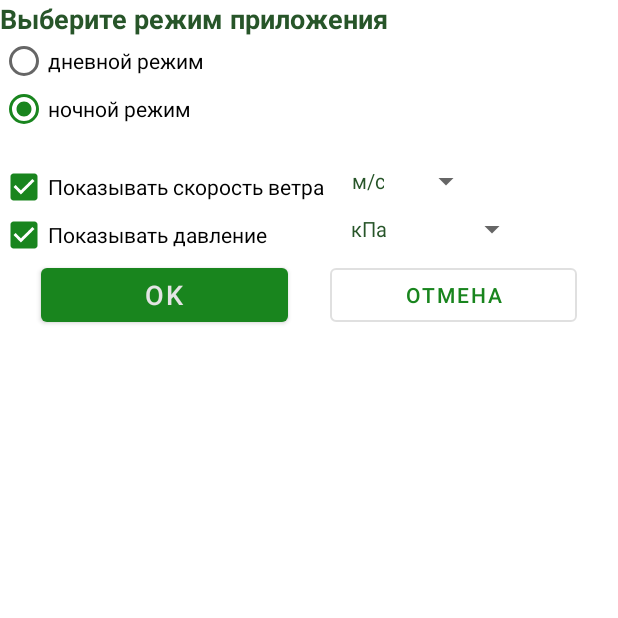
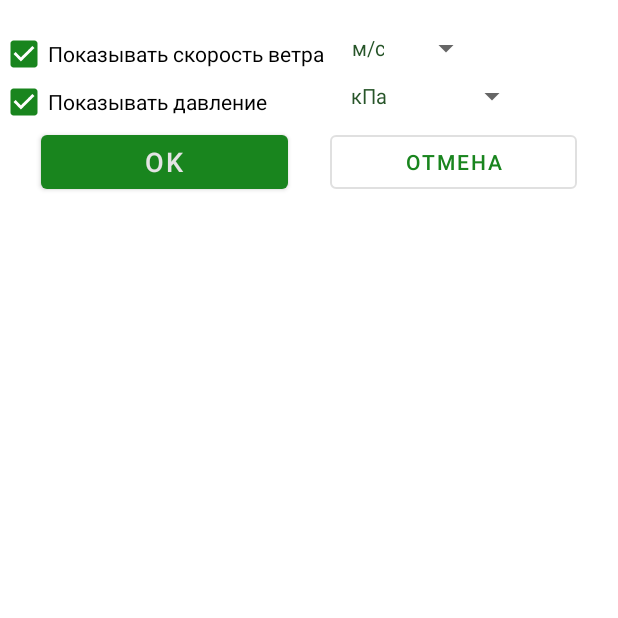
Before and after one commit to DmitryPisarevskiy/AboveZero, an Android app: the SettingsActivity screen opened directly, with no data from a screen before it, on a phone screen of 412 x 824 dp, the top half of it. Run offline under Robolectric (Android 15) with nearby library versions, the light colour scheme and no system bars.

Commit message:
hw8 - advanced

```diff
--- a/app/src/main/java/com/dmitry/pisarevskiy/abovezero/HistoryActivity.java
+++ b/app/src/main/java/com/dmitry/pisarevskiy/abovezero/HistoryActivity.java
@@ -16,7 +16,6 @@ import com.dmitry.pisarevskiy.abovezero.database.RequestDao;
 import com.dmitry.pisarevskiy.abovezero.database.RequestSource;
 
 public class HistoryActivity extends AppCompatActivity {
-    private final SingleTon singleTon = SingleTon.getInstance();
     private RVAdapterHistory rvAdapterHistory;
     private RecyclerView rvHistory;
     private RequestSource requestSource;
--- a/app/src/main/java/com/dmitry/pisarevskiy/abovezero/SettingsActivity.java
+++ b/app/src/main/java/com/dmitry/pisarevskiy/abovezero/SettingsActivity.java
@@ -15,13 +15,14 @@ import android.widget.RadioGroup;
 import android.widget.Spinner;
 import android.widget.TextView;
 import android.widget.Toast;
+
 import com.google.android.material.snackbar.Snackbar;
 
 import androidx.annotation.NonNull;
 
 
 public class SettingsActivity extends Activity {
-    public static boolean ok=false;
+    public static boolean ok = false;
 
     @Override
     protected void onCreate(Bundle savedInstanceState) {
@@ -29,14 +30,25 @@ public class SettingsActivity extends Activity {
         setContentView(R.layout.activity_settings);
         Button btnOk = findViewById(R.id.btnOk);
         Button btnCancel = findViewById(R.id.btnCancel);
-        final CheckBox showWindSpeed = findViewById(R.id.cbShowWindSpeed);
-        final CheckBox showPressure = findViewById(R.id.cbShowPressure);
-        final Spinner windUnit = findViewById(R.id.spWindUnit);
-        final Spinner pressureUnit = findViewById(R.id.spPressureUnit);
-        final RadioGroup rgMode = findViewById(R.id.rgMode);
-        final RadioButton rbNightMode = findViewById(R.id.radioButton2);
-        final SingleTon settings = SingleTon.getInstance();
-
+        // привязка View
+        final CheckBox cbShowWindSpeed = findViewById(R.id.cbShowWindSpeed);
+        final CheckBox cbShowPressure = findViewById(R.id.cbShowPressure);
+        final Spinner spWindUnit = findViewById(R.id.spWindUnit);
+        final Spinner spPressureUnit = findViewById(R.id.spPressureUnit);
+        // инициализация значений
+        cbShowWindSpeed.setChecked(MainActivity.showWind);
+        cbShowPressure.setChecked(MainActivity.showPressure);
+        if (MainActivity.windUnit.equals("м/с")) {
+            spWindUnit.setSelection(0);
+        } else {
+            spWindUnit.setSelection(1);
+        }
+        if (MainActivity.pressureUnit.equals("кПа")) {
+            spPressureUnit.setSelection(0);
+        } else {
+            spPressureUnit.setSelection(1);
+        }
+        // установка слушателей
         btnOk.setOnClickListener(new View.OnClickListener() {
             @Override
             public void onClick(View v) {
@@ -48,10 +60,10 @@ public class SettingsActivity extends Activity {
                             @Override
                             public void onClick(DialogInterface dialog, int which) {
                                 Intent intent = new Intent();
-                                intent.putExtra(MainActivity.PRESSURE_SHOW_TAG, showPressure.isChecked());
-                                intent.putExtra(MainActivity.WIND_SHOW_TAG, showWindSpeed.isChecked());
-                                intent.putExtra(MainActivity.WIND_UNIT_TAG, String.valueOf(windUnit.getSelectedItem()));
-                                intent.putExtra(MainActivity.PRESSURE_UNIT_TAG, String.valueOf(pressureUnit.getSelectedItem()));
+                                intent.putExtra(MainActivity.PRESSURE_SHOW_TAG, cbShowPressure.isChecked());
+                                intent.putExtra(MainActivity.WIND_SHOW_TAG, cbShowWindSpeed.isChecked());
+                                intent.putExtra(MainActivity.WIND_UNIT_TAG, String.valueOf(spWindUnit.getSelectedItem()));
+                                intent.putExtra(MainActivity.PRESSURE_UNIT_TAG, String.valueOf(spPressureUnit.getSelectedItem()));
                                 setResult(MainActivity.RESULT_OK, intent);
                                 finish();
                             }
@@ -70,10 +82,8 @@ public class SettingsActivity extends Activity {
                         });
                 AlertDialog alert = builder.create();
                 alert.show();
-
             }
         });
-
         btnCancel.setOnClickListener(new View.OnClickListener() {
             @Override
             public void onClick(View v) {
@@ -82,59 +92,27 @@ public class SettingsActivity extends Activity {
                 finish();
             }
         });
-
-        showWindSpeed.setChecked(settings.isShowWindSpeed());
-        showPressure.setChecked(settings.isShowPressure());
-        windUnit.setSelection(settings.getWindSpeedUnit());
-        pressureUnit.setSelection(settings.getPressureUnit());
-        if (settings.isNightMode()) {
-            rbNightMode.setChecked(true);
-        }
-        windUnit.setSelection(settings.getWindSpeedUnit());
-        pressureUnit.setSelection(settings.getPressureUnit());
-
-        showWindSpeed.setOnClickListener(new View.OnClickListener() {
+        cbShowWindSpeed.setOnClickListener(new View.OnClickListener() {
             @Override
             public void onClick(View v) {
-                settings.setShowWindSpeed(showWindSpeed.isChecked());
             }
         });
-
-        showPressure.setOnClickListener(new View.OnClickListener() {
+        cbShowPressure.setOnClickListener(new View.OnClickListener() {
             @Override
             public void onClick(View v) {
-                settings.setShowPressure(showPressure.isChecked());
             }
         });
-
-        rgMode.setOnCheckedChangeListener(new RadioGroup.OnCheckedChangeListener() {
-            @Override
-            public void onCheckedChanged(RadioGroup group, int checkedId) {
-                switch (checkedId) {
-                    case 0:
-                        settings.setNightMode(false);
-                        break;
-                    case R.id.radioButton2:
-                        settings.setNightMode(true);
-                        break;
-                }
-            }
-        });
-
-        windUnit.setOnItemSelectedListener(new AdapterView.OnItemSelectedListener() {
+        spWindUnit.setOnItemSelectedListener(new AdapterView.OnItemSelectedListener() {
             @Override
             public void onItemSelected(AdapterView<?> parent, View view, int position, long id) {
-                settings.setWindSpeedUnit(position);
             }
             @Override
             public void onNothingSelected(AdapterView<?> parent) {
             }
         });
-
-        pressureUnit.setOnItemSelectedListener(new AdapterView.OnItemSelectedListener() {
+        spPressureUnit.setOnItemSelectedListener(new AdapterView.OnItemSelectedListener() {
             @Override
             public void onItemSelected(AdapterView<?> parent, View view, int position, long id) {
-                settings.setPressureUnit(position);
             }
             @Override
             public void onNothingSelected(AdapterView<?> parent) {
--- a/app/src/main/java/com/dmitry/pisarevskiy/abovezero/SingleTon.java
+++ /dev/null
@@ -1,68 +0,0 @@
-package com.dmitry.pisarevskiy.abovezero;
-
-public final class SingleTon {
-    private static SingleTon instance = null;
-    private static final Object syncObj = new Object();
-    private boolean showWindSpeed;
-    private boolean showPressure;
-    private boolean nightMode;
-    private int pressureUnit;
-    private int windSpeedUnit;
-
-    public void setShowPressure(boolean showPressure) {
-        this.showPressure = showPressure;
-    }
-
-    public boolean isShowPressure() {
-        return showPressure;
-    }
-
-    public void setNightMode(boolean nightMode) {
-        this.nightMode = nightMode;
-    }
-
-    public void setPressureUnit(int pressureUnit) {
-        this.pressureUnit = pressureUnit;
-    }
-
-    public void setWindSpeedUnit(int windSpeedUnit) {
-        this.windSpeedUnit = windSpeedUnit;
-    }
-
-    public boolean isNightMode() {
-        return nightMode;
-    }
-
-    public int getPressureUnit() {
-        return pressureUnit;
-    }
-
-    public int getWindSpeedUnit() {
-        return windSpeedUnit;
-    }
-
-    private SingleTon() {
-        showWindSpeed = true;
-        showPressure = true;
-        nightMode = false;
-        pressureUnit = 0;
-        windSpeedUnit = 0;
-    }
-
-    public void setShowWindSpeed(boolean showWindSpeed) {
-        this.showWindSpeed = showWindSpeed;
-    }
-
-    public boolean isShowWindSpeed() {
-        return showWindSpeed;
-    }
-
-    public static SingleTon getInstance() {
-        synchronized (syncObj) {
-            if (instance == null) {
-                instance = new SingleTon();
-            }
-            return instance;
-        }
-    }
-}
--- a/app/src/main/res/layout/activity_settings.xml
+++ b/app/src/main/res/layout/activity_settings.xml
@@ -8,39 +8,6 @@
     tools:context=".SettingsActivity"
     android:theme="@style/SimpleText">
 
-    <RadioGroup
-        android:id="@+id/rgMode"
-        android:layout_width="wrap_content"
-        android:layout_height="wrap_content"
-        app:layout_constraintStart_toStartOf="parent"
-        app:layout_constraintTop_toTopOf="parent">
-
-        <TextView
-            android:layout_width="wrap_content"
-            android:text="@string/choose_mode"
-            android:textStyle="bold"
-            android:textSize="18sp"
-            android:layout_height="wrap_content"/>
-
-        <RadioButton
-            android:id="@+id/radioButton"
-            android:layout_width="wrap_content"
-            android:layout_height="wrap_content"
-            android:text="@string/day_mode"
-            android:checked="true"
-            tools:layout_editor_absoluteX="38dp"
-            tools:layout_editor_absoluteY="123dp" />
-
-        <RadioButton
-            android:id="@+id/radioButton2"
-            android:layout_width="wrap_content"
-            android:layout_height="wrap_content"
-            android:text="@string/night_mode"
-            android:checked="true"
-            tools:layout_editor_absoluteX="42dp"
-            tools:layout_editor_absoluteY="150dp" />
-    </RadioGroup>
-
     <CheckBox
         android:id="@+id/cbShowWindSpeed"
         android:layout_width="wrap_content"
@@ -49,7 +16,7 @@
         android:text="@string/wind_speed"
         android:checked="true"
         app:layout_constraintStart_toStartOf="parent"
-        app:layout_constraintTop_toBottomOf="@+id/rgMode" />
+        app:layout_constraintTop_toTopOf="parent" />
 
     <CheckBox
         android:id="@+id/cbShowPressure"
--- a/app/src/main/res/values/attrs.xml
+++ b/app/src/main/res/values/attrs.xml
@@ -5,4 +5,9 @@
         <attr name="main_color" format="color" />
         <attr name="right" format="boolean" />
     </declare-styleable>
+    <declare-styleable name="SunriseSunsetView">
+        <attr name="sunrise" format="integer" />
+        <attr name="sunset" format="integer" />
+        <attr name="dt" format="integer" />
+    </declare-styleable>
 </resources>
--- a/app/src/main/res/values/colors.xml
+++ b/app/src/main/res/values/colors.xml
@@ -3,4 +3,5 @@
     <color name="colorPrimary">#E4E4E4</color>
     <color name="colorPrimaryDark">#275529</color>
     <color name="colorAccent">#19851E</color>
+    <color name="yellow">#FFEB3B</color>
 </resources>
```
Also changed, not shown: app/src/main/java/com/dmitry/pisarevskiy/abovezero/SunriseSunsetView.java (added, +118 -0 lines), app/src/main/res/layout/activity_main.xml (+37 -11 lines), app/src/main/res/layout/fragment_city.xml (+13 -1 lines).
